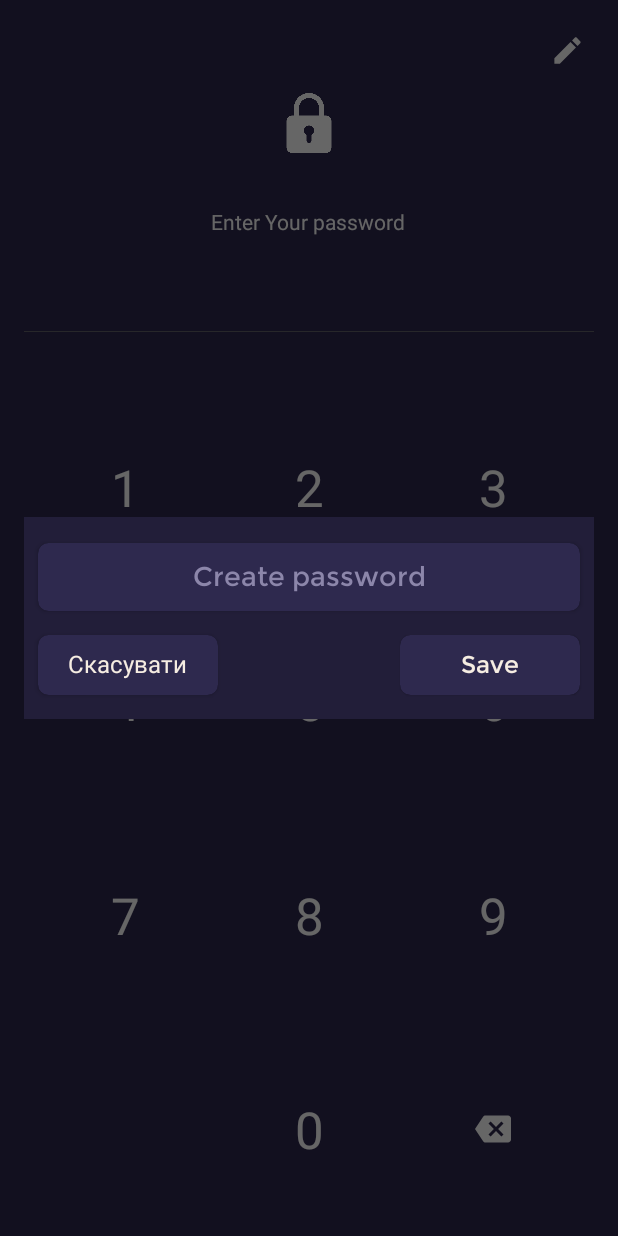
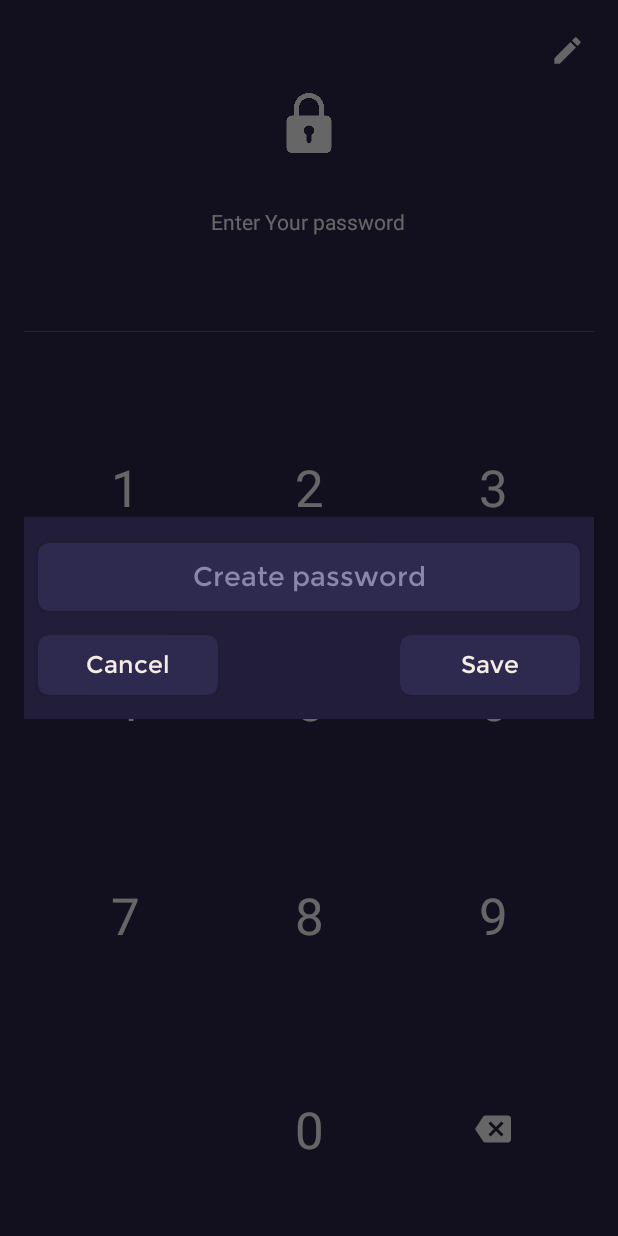
Before and after one commit to yurasika25/NoteBook, an Android app: the fragment FragmentPassword placed in its activity, after a tap on an icon or button, on a phone screen of 412 x 824 dp. Run offline under Robolectric (Android 15) with nearby library versions, the phone set to English and light mode, and no system bars.

Commit message:
minor changes

```diff
--- a/app/src/main/java/com/notes/easynotebook/main/MainActivity.kt
+++ b/app/src/main/java/com/notes/easynotebook/main/MainActivity.kt
@@ -6,9 +6,9 @@ import androidx.appcompat.app.AppCompatDelegate
 import com.notes.easynotebook.R
 import com.notes.easynotebook.`fun`.replaceFragment
 import com.notes.easynotebook.db.SharedPref
-import com.notes.easynotebook.fragment.FragmentAddNote
-import com.notes.easynotebook.fragment.FragmentMainList
-import com.notes.easynotebook.password.FragmentPassword
+import com.notes.easynotebook.ui.FragmentAddNote
+import com.notes.easynotebook.ui.FragmentMainList
+import com.notes.easynotebook.ui.FragmentPassword
 
 class MainActivity : AppCompatActivity() {
 
--- a/app/src/main/java/com/notes/easynotebook/fragment/FragmentAddNote.kt
+++ b/app/src/main/java/com/notes/easynotebook/ui/FragmentAddNote.kt
@@ -1,11 +1,11 @@
-package com.notes.easynotebook.fragment
+package com.notes.easynotebook.ui
 
 import android.os.Bundle
 import android.view.LayoutInflater
 import android.view.View
 import android.view.ViewGroup
+import com.notes.easynotebook.R
 import com.notes.easynotebook.base.BaseFragment
-import com.notes.easynotebook.R
 import com.notes.easynotebook.databinding.FragmentAddNoteBinding
 import com.notes.easynotebook.db.DbListItemNoteBook
 import com.notes.easynotebook.db.DbManagerNoteBook
--- a/app/src/main/java/com/notes/easynotebook/fragment/FragmentMainList.kt
+++ b/app/src/main/java/com/notes/easynotebook/ui/FragmentMainList.kt
@@ -1,4 +1,4 @@
-package com.notes.easynotebook.fragment
+package com.notes.easynotebook.ui
 
 import android.content.Intent
 import android.net.Uri
@@ -143,8 +143,8 @@ class FragmentMainList : BaseFragment() {
     }
 
     private fun getSwapMg(): ItemTouchHelper {
-        return ItemTouchHelper(object : ItemTouchHelper.
-        SimpleCallback(0, ItemTouchHelper.RIGHT or ItemTouchHelper.LEFT) {
+        return ItemTouchHelper(object :
+            ItemTouchHelper.SimpleCallback(0, ItemTouchHelper.RIGHT or ItemTouchHelper.LEFT) {
             override fun onMove(
                 recyclerView: RecyclerView,
                 viewHolder: RecyclerView.ViewHolder,
--- a/app/src/main/java/com/notes/easynotebook/password/FragmentPassword.kt
+++ b/app/src/main/java/com/notes/easynotebook/ui/FragmentPassword.kt
@@ -1,4 +1,4 @@
-package com.notes.easynotebook.password
+package com.notes.easynotebook.ui
 
 import android.os.Bundle
 import android.view.LayoutInflater
@@ -61,7 +61,11 @@ class FragmentPassword : BaseFragment() {
         btnCancel.setOnClickListener {
             alertDialog.cancel()
         }
-        editTextPassword.hint = "Create password"
+        if (SharedPref.readPassword(requireContext()) == null) {
+            editTextPassword.hint = "Create password"
+        } else {
+            editTextPassword.hint = "Change password"
+        }
     }
 
     private fun typePassword() {
@@ -87,7 +91,10 @@ class FragmentPassword : BaseFragment() {
             tvPassword.doOnTextChanged { _, _, _, _ ->
                 if (tvPassword.text.toString() == SharedPref.readPassword(requireContext())) {
                     (requireActivity() as MainActivity).goToMainFragment()
-                } else if (tvPassword.text.length > 3 && tvPassword.text.toString() != SharedPref.readPassword(requireContext())) {
+                } else if (tvPassword.text.length > 3 && tvPassword.text.toString() != SharedPref.readPassword(
+                        requireContext()
+                    )
+                ) {
                     showShortToast("Password is incorrect!")
                     vibratePhone()
 
--- a/app/src/main/res/layout/alert_password_dialog.xml
+++ b/app/src/main/res/layout/alert_password_dialog.xml
@@ -44,7 +44,7 @@
                 android:layout_height="wrap_content"
                 android:layout_gravity="center"
                 android:fontFamily="@font/montserrat_regular"
-                android:text="Скасувати"
+                android:text="Cancel"
                 android:textColor="@color/my_fon"
                 android:textSize="16sp" />
         </androidx.cardview.widget.CardView>
```
